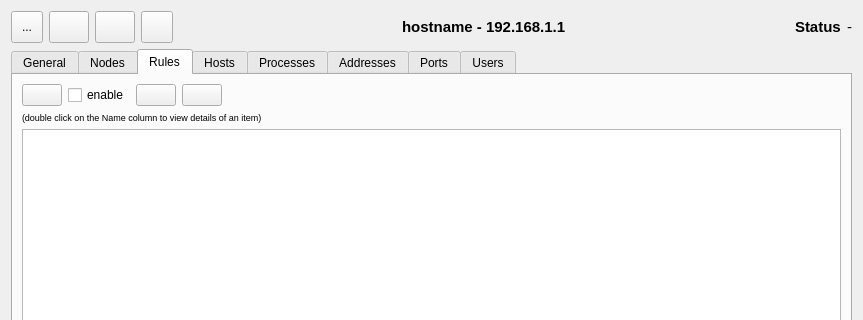
Old version of the form ui/opensnitch/res/stats.ui in the repository evilsocket/opensnitch; both pictures show x 0 to 863 and y 0 to 320 of the 863 by 600 pixel window.
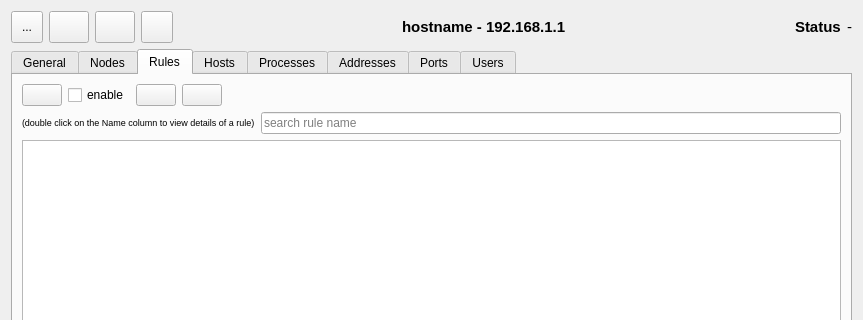
New version of the form. The open tabs and pages were chosen to show the change. Icons and pictures are not drawn.

Commit message:
UI: allow to filter data in all tabs
Requested here: #28

Previously we could filter data only in the General tab, but the Hosts
and Addresses lists tend to be huge, so allowing to filter it helps to
find a host or IP quickly.

Patch:
```diff
--- a/ui/opensnitch/res/stats.ui
+++ b/ui/opensnitch/res/stats.ui
@@ -247,25 +247,9 @@
       <attribute name="title">
        <string>Rules</string>
       </attribute>
-      <layout class="QGridLayout" name="gridLayout">
-       <item row="2" column="0">
-        <widget class="QTableView" name="rulesTable">
-         <property name="autoScroll">
-          <bool>false</bool>
-         </property>
-         <attribute name="horizontalHeaderStretchLastSection">
-          <bool>true</bool>
-         </attribute>
-         <attribute name="verticalHeaderVisible">
-          <bool>false</bool>
-         </attribute>
-         <attribute name="verticalHeaderStretchLastSection">
-          <bool>false</bool>
-         </attribute>
-        </widget>
-       </item>
-       <item row="0" column="0">
-        <layout class="QHBoxLayout" name="horizontalLayout_7">
+      <layout class="QVBoxLayout" name="verticalLayout_2">
+       <item>
+        <layout class="QHBoxLayout" name="rulesToolbarLayout">
          <item>
           <widget class="QPushButton" name="cmdRulesBack">
            <property name="text">
@@ -333,14 +317,50 @@
          </item>
         </layout>
        </item>
-       <item row="1" column="0">
-        <widget class="QLabel" name="tipRulesLabel">
-         <property name="text">
-          <string>&lt;html&gt;&lt;head/&gt;&lt;body&gt;&lt;p&gt;&lt;span style=&quot; font-size:7pt;&quot;&gt;(double click on the Name column to view details of an item)&lt;/span&gt;&lt;/p&gt;&lt;/body&gt;&lt;/html&gt;</string>
+       <item>
+        <layout class="QHBoxLayout" name="horizontalLayout_8">
+         <item>
+          <widget class="QLabel" name="tipRulesLabel">
+           <property name="text">
+            <string>&lt;html&gt;&lt;head/&gt;&lt;body&gt;&lt;p&gt;&lt;span style=&quot; font-size:7pt;&quot;&gt;(double click on the Name column to view details of a rule)&lt;/span&gt;&lt;/p&gt;&lt;/body&gt;&lt;/html&gt;</string>
+           </property>
+           <property name="textFormat">
+            <enum>Qt::RichText</enum>
+           </property>
+          </widget>
+         </item>
+         <item>
+          <widget class="QLineEdit" name="rulesFilterLine">
+           <property name="sizePolicy">
+            <sizepolicy hsizetype="Preferred" vsizetype="Fixed">
+             <horstretch>100</horstretch>
+             <verstretch>0</verstretch>
+            </sizepolicy>
+           </property>
+           <property name="inputMask">
+            <string/>
+           </property>
+           <property name="placeholderText">
+            <string>search rule name</string>
+           </property>
+          </widget>
+         </item>
+        </layout>
+       </item>
+       <item>
+        <widget class="QTableView" name="rulesTable">
+         <property name="autoScroll">
+          <bool>false</bool>
          </property>
-         <property name="textFormat">
-          <enum>Qt::RichText</enum>
-         </property>
+         <attribute name="horizontalHeaderStretchLastSection">
+          <bool>true</bool>
+         </attribute>
+         <attribute name="verticalHeaderVisible">
+          <bool>false</bool>
+         </attribute>
+         <attribute name="verticalHeaderStretchLastSection">
+          <bool>false</bool>
+         </attribute>
         </widget>
        </item>
       </layout>
```
Left out of the diff: 264 changed lines with no effect on the pictures. The commit also changes 1 other file.
